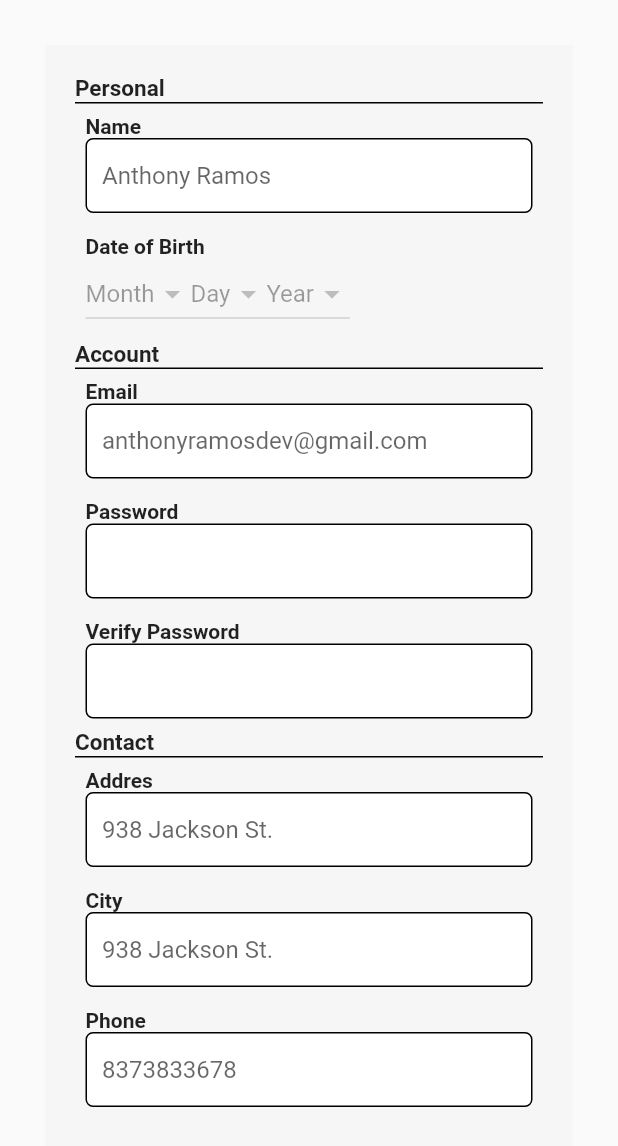
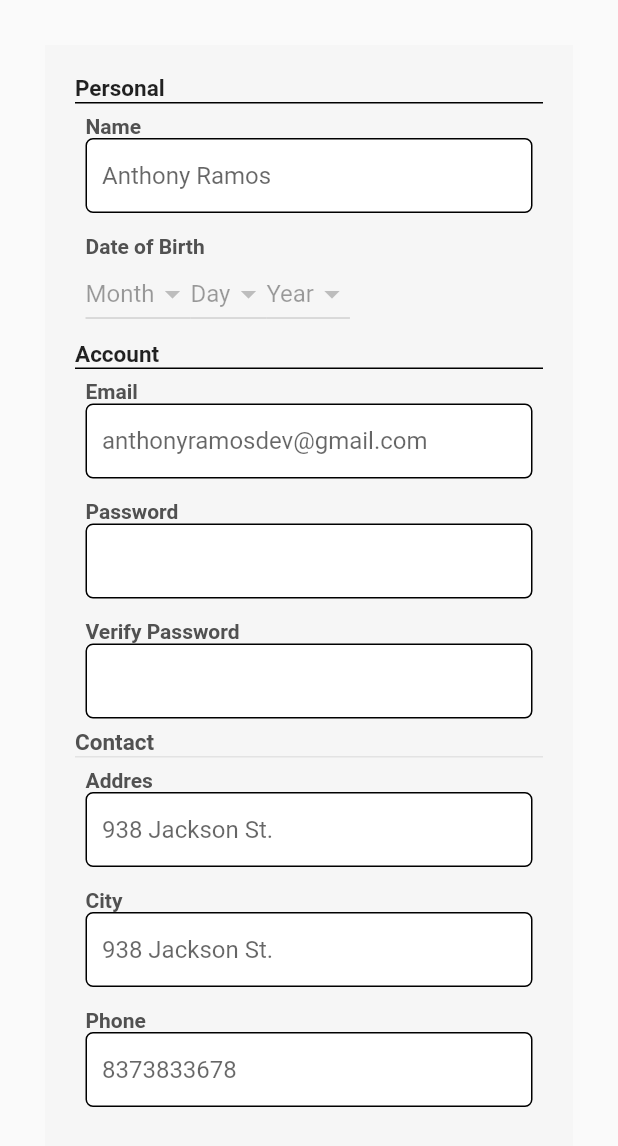
Before and after one commit to JhoeRamosRomero/Practica02, a Flutter app: the screen it shows after launch, on a phone screen of 412 x 824 dp. Shown: the top 1146 px of the screen. Run offline on Flutter 3.47's test engine with Material 2 defaults, Android fonts, the light colour scheme and no system bars.

Commit message:
Fix Color's

```diff
--- a/lib/main.dart
+++ b/lib/main.dart
@@ -46,7 +46,8 @@ class PanelInformaTextField extends StatelessWidget {
       child: Text(
         name,
         textAlign: TextAlign.left,
-        style: TextStyle(fontWeight: FontWeight.bold),
+        style:
+            TextStyle(fontWeight: FontWeight.bold, color: HexColor("515151")),
       ),
     );
   }
@@ -215,11 +216,15 @@ class PanelContact extends StatelessWidget {
         Container(
           child: Text(
             "Contact",
-            style: TextStyle(fontWeight: FontWeight.bold, fontSize: 15),
+            style: TextStyle(
+                fontWeight: FontWeight.bold,
+                fontSize: 15,
+                color: HexColor("515151")),
           ),
           alignment: Alignment.topLeft,
-          decoration:
-              BoxDecoration(border: Border(bottom: BorderSide(width: 1))),
+          decoration: BoxDecoration(
+              border: Border(
+                  bottom: BorderSide(width: 1, color: HexColor("e3e3e3")))),
         ),
         CustomGroup(
           title: "Addres",
```
